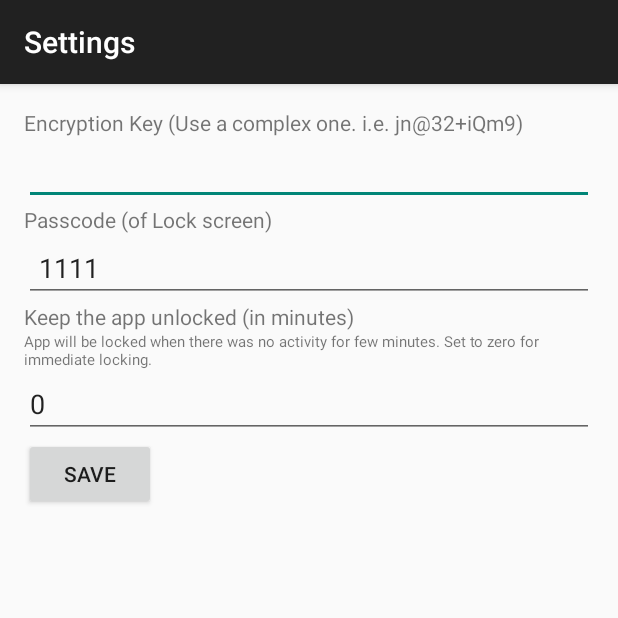
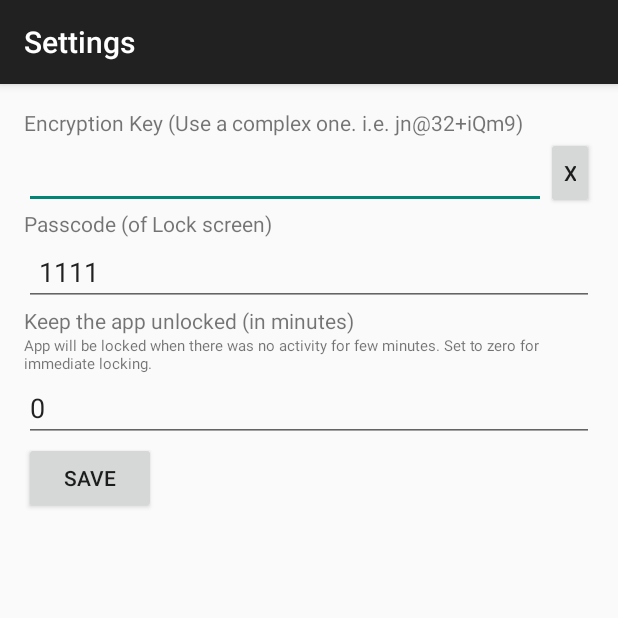
Before and after one commit to aidin36/simpletextcrypt, an Android app: the SettingsActivity screen opened directly, with no data from a screen before it, on a phone screen of 412 x 824 dp, the top half of it. Run offline under Robolectric (Android 15) with nearby library versions, the phone set to English and light mode, and no system bars.

Commit message:
Add clear button for main activity and settings

```diff
--- a/app/src/main/java/com/aidinhut/simpletextcrypt/MainActivity.java
+++ b/app/src/main/java/com/aidinhut/simpletextcrypt/MainActivity.java
@@ -110,6 +110,10 @@ public class MainActivity extends AppCompatActivity {
         }
     }
 
+    public void onClearButtonClicked(View view) {
+        setText("");
+    }
+
     @Override
     protected void onResume() {
         int timeout = SettingsManager.getInstance().getLockTimeout(this);
--- a/app/src/main/java/com/aidinhut/simpletextcrypt/SettingsActivity.java
+++ b/app/src/main/java/com/aidinhut/simpletextcrypt/SettingsActivity.java
@@ -66,6 +66,11 @@ public class SettingsActivity extends AppCompatActivity {
         finish();
     }
 
+    public void onKeyCleanClicked(View view) {
+        EditText encryptionKeyTextBox = (EditText)findViewById(R.id.encryptionKeyEditText);
+        encryptionKeyTextBox.setText("");
+    }
+
     @Override
     protected void onPause() {
         // This activity won't lock. So, if the user send the app to the background while on
--- a/app/src/main/res/layout/activity_settings.xml
+++ b/app/src/main/res/layout/activity_settings.xml
@@ -23,11 +23,26 @@
             android:id="@+id/encryptionKeyTextView"
             android:paddingRight="10dp" />
 
-        <EditText
+        <LinearLayout
             android:layout_width="match_parent"
             android:layout_height="wrap_content"
-            android:id="@+id/encryptionKeyEditText"
-            android:paddingLeft="10dp" />
+            android:orientation="horizontal">
+
+            <EditText
+                android:id="@+id/encryptionKeyEditText"
+                android:layout_width="0dp"
+                android:layout_height="match_parent"
+                android:layout_weight="99"
+                android:paddingLeft="10dp" />
+
+            <Button
+                android:id="@+id/keyCleanButton"
+                android:layout_width="0dp"
+                android:layout_height="match_parent"
+                android:layout_weight="9"
+                android:onClick="onKeyCleanClicked"
+                android:text="X" />
+        </LinearLayout>
 
         <TextView
             android:layout_width="wrap_content"
@@ -70,5 +85,6 @@
             android:text="Save"
             android:id="@+id/okButton"
             android:onClick="onSaveClicked" />
+
     </LinearLayout>
 </RelativeLayout>
--- a/app/src/main/res/values/strings.xml
+++ b/app/src/main/res/values/strings.xml
@@ -28,4 +28,5 @@
     <string name="paste_button_text">Paste</string>
     <string name="lock_timeout_label">Keep the app unlocked (in minutes)</string>
     <string name="lock_timeout_help">App will be locked when there was no activity for few minutes. Set to zero for immediate locking.</string>
+    <string name="clear_button">Clear</string>
 </resources>
```
Also changed, not shown: app/src/main/res/layout/activity_main.xml (+8 -0 lines), 2 other files.
